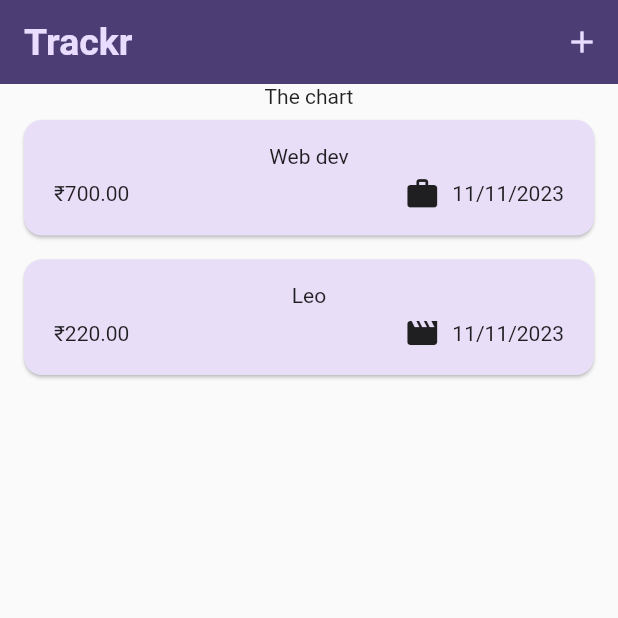
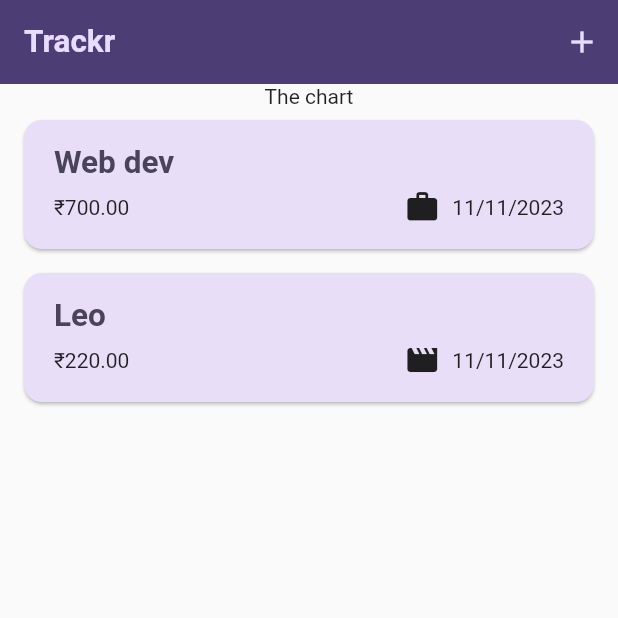
Before and after one commit to YOGESHnick/Expense_Tracker-flutter, a Flutter app: the screen it shows after launch, on a phone screen of 412 x 824 dp, the top half of it. Run offline on Flutter 3.47's test engine with Material 2 defaults, Android fonts, the phone set to English and light mode, and no system bars.

Commit message:
more and more theming! Yummy!

```diff
--- a/lib/main.dart
+++ b/lib/main.dart
@@ -25,7 +25,7 @@ void main() {
             titleLarge: TextStyle(
               fontWeight: FontWeight.bold,
               color: kColorScheme.onSecondaryContainer,
-              fontSize: 25,
+              fontSize: 21,
             ),
           )
         ),
--- a/lib/widgets/expenses_list/expense_item.dart
+++ b/lib/widgets/expenses_list/expense_item.dart
@@ -14,8 +14,9 @@ class ExpenseItem extends StatelessWidget{
           vertical: 16,
         ),
         child: Column(
+          crossAxisAlignment: CrossAxisAlignment.start,
           children: [
-            Text(expense.title),
+            Text(expense.title,style:Theme.of(context).textTheme.titleLarge),
             const SizedBox(height: 5,),
             Row(
               children: [
--- a/lib/widgets/expenses_list/expenses_list.dart
+++ b/lib/widgets/expenses_list/expenses_list.dart
@@ -2,24 +2,37 @@ import 'package:expense_tracker/models/expense.dart';
 import 'package:expense_tracker/widgets/expenses_list/expense_item.dart';
 import 'package:flutter/material.dart';
 
-class ExpensesList extends StatelessWidget{
-  const ExpensesList({super.key, required this.expenses,required this.onRemoveExpense});
+class ExpensesList extends StatelessWidget {
+  const ExpensesList(
+      {super.key, required this.expenses, required this.onRemoveExpense});
 
   final List<Expense> expenses;
   final void Function(Expense expense) onRemoveExpense;
 
   @override
-  Widget build(BuildContext context){
-    return  ListView.builder(
+  Widget build(BuildContext context) {
+  return ListView.builder(
     itemCount: expenses.length,
-      itemBuilder: (ctx,index)=> Dismissible(
-        key:ValueKey(expenses[index]),
-        onDismissed: (direction){
+    itemBuilder: (ctx, index) => Dismissible(
+      key: ValueKey(expenses[index]),
+      background: (Container(
+        color: Theme.of(context).colorScheme.error,
+        child:const Center(
+          child: Text(
+            "DELETE",
+            style: TextStyle(
+              color: Color.fromARGB(255, 222, 203, 203),
+              fontWeight: FontWeight.bold,
+            ),
+          ),
+        ),
+      )),
+      onDismissed: (direction) {
         onRemoveExpense(expenses[index]);
       },
-        child: ExpenseItem(expenses[index]
-        )
+      child: ExpenseItem(expenses[index]),
     ),
   );
 }
+
 }
```
Lines whose indentation alone changed are shown as unchanged.
